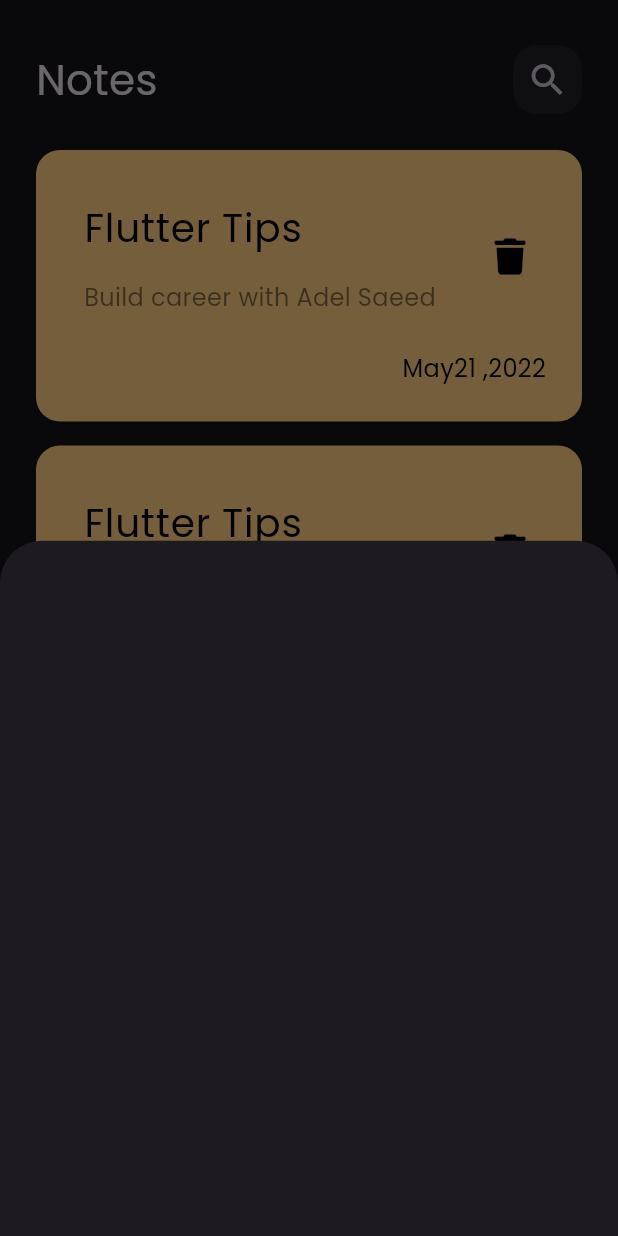
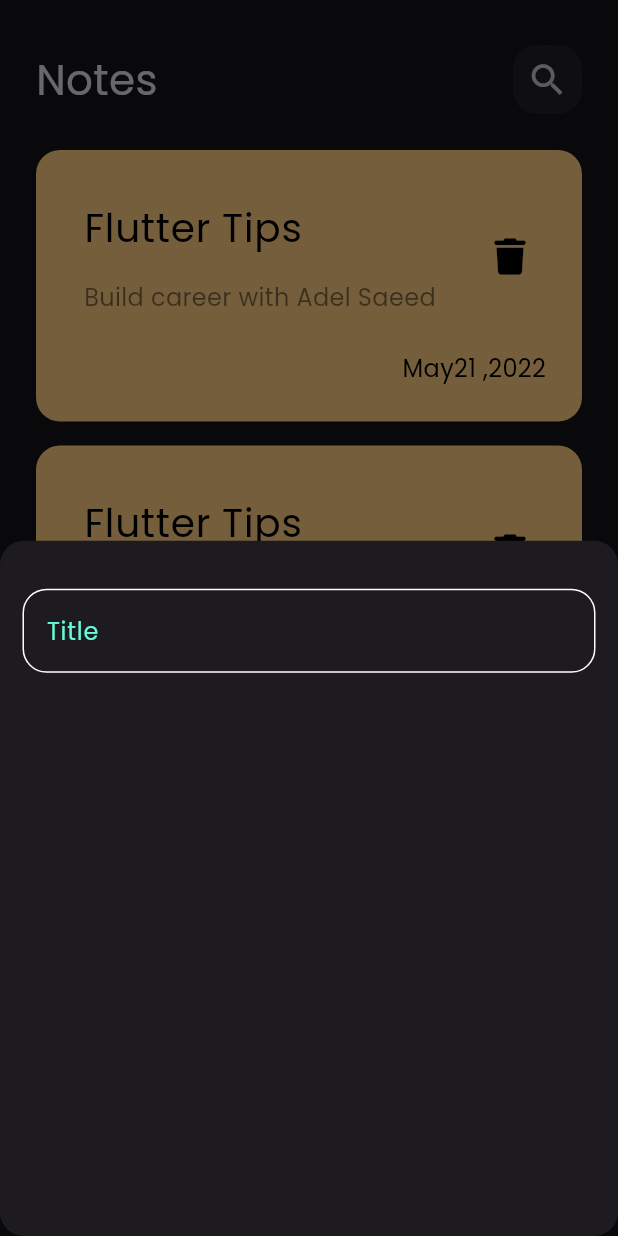
Before and after one commit to Adel-Saeed21/Note-App, a Flutter app: the screen it shows after launch, after a tap on the "add" icon, on a phone screen of 412 x 824 dp. Run offline on Flutter 3.47's test engine with Material 3 defaults, Android fonts, the phone set to English and light mode, and no system bars; our stand-ins replace font_awesome_flutter.

Commit message:
add custom text field

```diff
--- a/lib/View/home_screen.dart
+++ b/lib/View/home_screen.dart
@@ -1,5 +1,7 @@
 import 'package:flutter/material.dart';
+import 'package:notetest/View/widgets/custom_text_field.dart';
 import 'package:notetest/View/widgets/notes_view_body.dart';
+import 'package:notetest/constant.dart';
 
 class Homescreen extends StatelessWidget {
   const Homescreen({super.key});
@@ -8,9 +10,12 @@ class Homescreen extends StatelessWidget {
   Widget build(BuildContext context) {
     return Scaffold(
       floatingActionButton: FloatingActionButton(
-        backgroundColor: Colors.blue,
+        backgroundColor: kPrimaryColor,
         onPressed: () {
           showModalBottomSheet(
+            shape: RoundedRectangleBorder(
+              borderRadius: BorderRadius.circular(16),
+            ),
             context: context,
             builder: (context) {
               return const AddNoteBottomSheet();
@@ -29,6 +34,9 @@ class AddNoteBottomSheet extends StatelessWidget {
 
   @override
   Widget build(BuildContext context) {
-    return Container();
+    return const Padding(
+      padding:  EdgeInsets.symmetric(horizontal: 15.0),
+      child: Column(children: [ SizedBox(height: 32), CustomTextField()]),
+    );
   }
 }
--- /dev/null
+++ b/lib/View/widgets/custom_text_field.dart
@@ -0,0 +1,27 @@
+import 'package:flutter/material.dart';
+import 'package:notetest/constant.dart';
+
+class CustomTextField extends StatelessWidget {
+  const CustomTextField({super.key});
+
+  @override
+  Widget build(BuildContext context) {
+    return TextField(
+      cursorColor: kPrimaryColor,
+      decoration: InputDecoration(
+        hintText: 'Title',
+        hintStyle: const TextStyle(color: kPrimaryColor),
+        border: buidStyle(),
+        enabledBorder: buidStyle(),
+        focusedBorder: buidStyle(kPrimaryColor),
+      ),
+    );
+  }
+
+  OutlineInputBorder buidStyle([color]) {
+    return OutlineInputBorder(
+      borderRadius: BorderRadius.circular(16),
+      borderSide: BorderSide(color: color ?? Colors.white),
+    );
+  }
+}
--- /dev/null
+++ b/lib/constant.dart
@@ -0,0 +1,3 @@
+import 'dart:ui';
+
+const kPrimaryColor= Color(0xff62FCD7);
```
